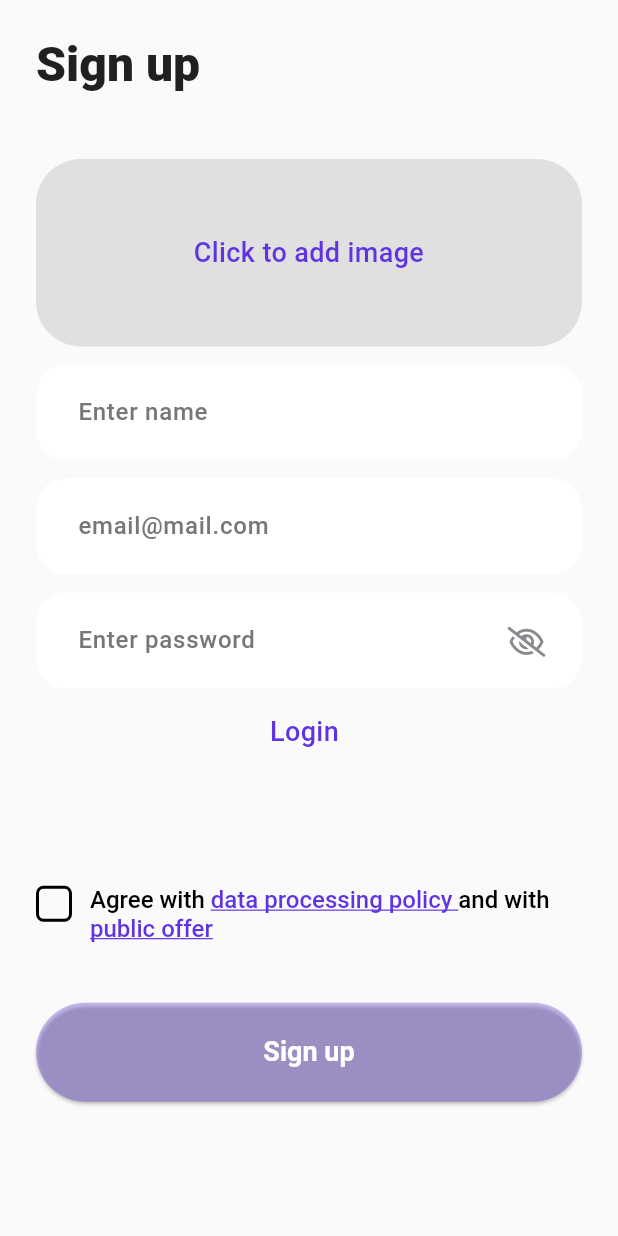
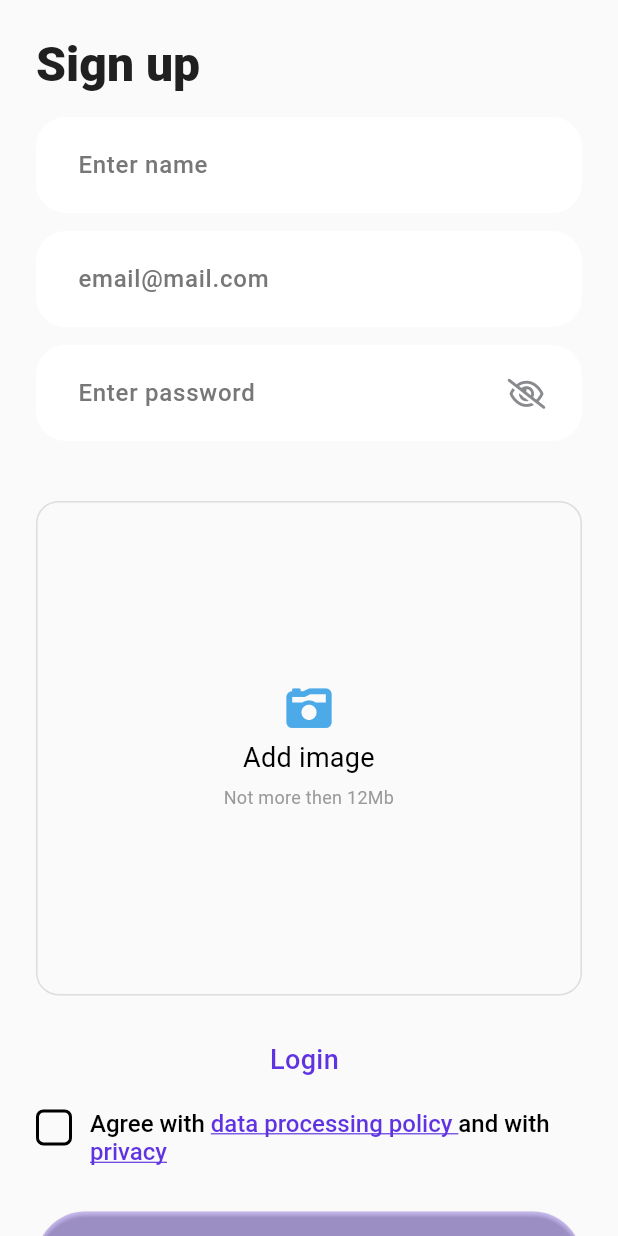
Before and after one commit to tashtemirlan/material_to_do_dart, a Flutter app: the LoginPage screen opened directly, after a tap on "Forget password?", after a tap on the "close" icon, after a tap on "Sign up", on a phone screen of 412 x 824 dp. Run offline on Flutter 3.47's test engine with Material 3 defaults, Android fonts, the phone set to English and light mode, and no system bars; our stand-ins replace cached_network_image, dio, flutter_svg, fluttertoast, font_awesome_flutter, google_fonts and 4 more; missing offline and left inert: insta_image_viewer; accounts and stored records are empty; generated files the repository leaves out were written again.

Commit message:
Created policy and privacy screens, edited view of registration and some improvements.

```diff
--- a/lib/global_folder/colors.dart
+++ b/lib/global_folder/colors.dart
@@ -23,6 +23,7 @@ Color errorTextFormFieldColor = const Color.fromRGBO(239, 80, 80, 1);
 Color weightColor = const Color.fromRGBO(119, 119, 119, 1);
 Color circleCheckColor = const Color.fromRGBO(37, 215, 81, 1);
 Color darkBlack = const Color.fromRGBO(32, 32, 32, 1);
+Color darkBlack1 = const Color.fromRGBO(48, 48, 48, 1);
 Color pureDarkColor = const Color.fromRGBO(0, 0, 0, 1);
 
 Color shimmerColor = Colors.grey.shade400;
--- a/lib/l10n/app_en.arb
+++ b/lib/l10n/app_en.arb
@@ -12,7 +12,7 @@
   "policy_text_1" : "Agree with ",
   "policy_text_2" : "data processing policy ",
   "policy_text_3" : "and with ",
-  "policy_text_4" : "public offer",
+  "policy_text_4" : "privacy",
   "welcome_message_home" : "Hello!",
   "in_progress_text" : "In progress",
   "task_groups_text" : "Task Groups",
@@ -27,8 +27,6 @@
   "no_string" : "No",
   "policy_string" : "Policy",
   "privacy_string" : "Privacy",
-  "policy_generated_string" : "1. General Provisions:\n1.1. This application is developed for educational purposes and is designed to demonstrate task management functionality.\n1.2. The app is not intended for commercial use.\n1.3. Users agree to use the application at their own risk.\n\n2. Functional Capabilities:\n2.1. Creating, editing, and deleting tasks.\n2.2. Grouping tasks by categories.\n2.3. Setting deadlines for tasks.\n2.4. User authentication using JWT tokens.\n\n3. Developers' Responsibility:\n3.1. Developers are not responsible for data loss resulting from testing or technical issues.\n3.2. All user-input data is not protected from leaks as the app is developed solely for educational purposes.\n\n4. Personal Data:\n4.1. As part of the training project, users' personal data may be used only for functionality testing.\n4.2. It is recommended to use test data instead of real information.\n\n5. Support:\n5.1. The application does not provide official support.\n5.2. All suggestions and feedback can be directed to the developers for educational purposes.",
-  "privacy_generated_string" : "1. General Provisions:\n1.1. This application is developed for educational purposes, and its functionality does not guarantee complete data protection.\n1.2. By using the application, you agree to the processing of the data you provide.\n\n2. Data Collection:\n2.1. The app collects minimal data, such as username, email address, and tasks.\n2.2. All data is voluntarily entered by the user.\n2.3. It is recommended to use test data instead of real personal information.\n\n3. Use of Data:\n3.1. Collected data is used solely to demonstrate the functionality of the application.\n3.2. Data is not shared with third parties and is not used for commercial purposes.\n\n4. Data Storage:\n4.1. All information is stored in a local database or on a development server, which may be unstable.\n4.2. Data may be deleted without notice during the development or testing process.\n\n5. Security:\n5.1. The application does not provide data encryption.\n5.2. User data may be subject to leaks, as the application is intended solely for educational purposes.\n\n6. Changes to the Privacy Policy:\n6.1. The privacy policy may be changed at any time without notice, as the application is still under development.",
   "change_user_name_string" : "Change user name",
   "change_user_image_string" : "Change avatar",
   "hint_name_string" : "Please enter name...",
--- a/lib/l10n/app_ru.arb
+++ b/lib/l10n/app_ru.arb
@@ -12,7 +12,7 @@
   "policy_text_1" : "Соглашаюсь с ",
   "policy_text_2" : "политикой обработки данных ",
   "policy_text_3" : "и с ",
-  "policy_text_4" : "публичной офертой",
+  "policy_text_4" : "правилами",
   "welcome_message_home" : "Здравствуйте!",
   "in_progress_text" : "В процессе",
   "task_groups_text" : "Группы задач",
@@ -27,8 +27,6 @@
   "no_string" : "Нет",
   "policy_string" : "Политика",
   "privacy_string" : "Правила",
-  "policy_generated_string" : "1. Общие положения: 1.1. Это приложение разработано в учебных целях и предназначено для демонстрации функционала управления задачами.\n1.2. Приложение не предназначено для коммерческого использования.\n1.3. Пользователь соглашается использовать приложение на свой страх и риск.\n\n2. Функциональные возможности:\n2.1. Создание, редактирование и удаление задач.\n2.2. Группировка задач по категориям.\n2.3. Возможность установки дедлайнов для задач.\n2.4. Авторизация пользователей с использованием JWT токенов.\n\n3. Ответственность разработчиков:\n3.1. Разработчики не несут ответственности за потерю данных в результате тестирования или технических ошибок.\n3.2. Все данные, вводимые пользователем, не защищены от утечек, так как приложение разработано только для учебных целей.\n\n4. Личные данные:\n4.1. В рамках учебного проекта личные данные пользователей могут использоваться только для проверки функционала.\n4.2. Рекомендуется использовать тестовые данные, а не реальную информацию.\n\n5. Поддержка:\n5.1. Приложение не предоставляет официальной поддержки.\n5.2. Все предложения и замечания могут направляться разработчикам в учебных целях.",
-  "privacy_generated_string" : "1. Общие положения:\n1.1. Это приложение разработано в учебных целях, и его функционал не гарантирует полной защиты данных.\n1.2. Используя приложение, вы соглашаетесь с обработкой введённых вами данных.\n\n2. Сбор данных:\n2.1. Приложение собирает минимальные данные, такие как имя пользователя, адрес электронной почты и задачи.\n2.2. Все данные вводятся пользователем добровольно.\n2.3. Рекомендуется использовать тестовые данные, а не реальную личную информацию.\n\n3. Использование данных:\n3.1. Собранные данные используются исключительно для демонстрации функциональности приложения.\n3.2. Данные не передаются третьим лицам и не используются в коммерческих целях.\n\n4. Хранение данных:\n4.1. Вся информация хранится в локальной базе данных или на учебном сервере, который может быть нестабильным.\n4.2. Данные могут быть удалены без уведомления пользователя в процессе разработки или тестирования.\n\n5. Безопасность:\n5.1. Приложение не обеспечивает шифрование данных.\n5.2. Пользовательские данные могут быть подвержены утечкам, поскольку приложение предназначено только для учебных целей.\n\n6. Изменения в политике конфиденциальности:\n6.1. Политика конфиденциальности может быть изменена в любой момент без уведомления, так как приложение находится на этапе разработки.",
   "change_user_name_string" : "Сменить имя",
   "change_user_image_string" : "Сменить аватар",
   "hint_name_string" : "Пожалуйста введите имя...",
--- a/lib/ui_folder/start_folder/login_folder/login_screen_boarding.dart
+++ b/lib/ui_folder/start_folder/login_folder/login_screen_boarding.dart
@@ -169,7 +169,6 @@ class LoginPageState extends State<LoginPage> {
         child: ElevatedButton(
             onPressed: () async{
               if(formLogin.currentState!.validate()){
-                print("login");
                 Navigator.of(context).pushReplacement(CupertinoPageRoute(
                   builder: (BuildContext context) => const BottomNavBar(),
                 ));
--- a/lib/ui_folder/start_folder/sign_up_folder/sign_up_screen_boarding.dart
+++ b/lib/ui_folder/start_folder/sign_up_folder/sign_up_screen_boarding.dart
@@ -1,4 +1,5 @@
 import 'dart:convert';
+import 'dart:io';
 
 import 'package:dio/dio.dart';
 import 'package:flutter/cupertino.dart';
@@ -9,7 +10,10 @@ import 'package:fluttertoast/fluttertoast.dart';
 import 'package:font_awesome_flutter/font_awesome_flutter.dart';
 import 'package:google_fonts/google_fonts.dart';
 import 'package:hive/hive.dart';
+import 'package:image_picker/image_picker.dart';
 import 'package:material_to_do/ui_folder/start_folder/login_folder/login_screen_boarding.dart';
+import 'package:material_to_do/ui_folder/start_folder/sign_up_folder/policy_screen.dart';
+import 'package:material_to_do/ui_folder/start_folder/sign_up_folder/privacy_screen.dart';
 import 'package:modal_bottom_sheet/modal_bottom_sheet.dart';
 
 import 'package:material_to_do/global_folder/colors.dart' as colors;
@@ -47,6 +51,9 @@ class SignUpPageState extends State<SignUpPage> {
   TextEditingController passwordController = TextEditingController();
   //key for form field
   final formSignUp = GlobalKey<FormState>();
+
+  XFile? imageFile;
+  FileImage? userChooseImage;
 
   Widget signUpTextFormFieldName (width){
     return SizedBox(
@@ -243,24 +250,94 @@ class SignUpPageState extends State<SignUpPage> {
     );
   }
 
-  Widget placeImage(width){
-    //TODO : add widget where we will place image for user. If not image added then we will set default
+  Widget uploadImagesContainer(double width, double height) {
     return GestureDetector(
-      onTap: (){},
-      child: Container(
-        width: width,
-        height: 125,
+      onTap: () {
+        _pickImages();
+      },
+      child: imageFile != null
+          ? Stack(
+        children: [
+          ClipRRect(
+            borderRadius: BorderRadius.circular(15),
+            child: Image.file(
+              File(imageFile!.path),
+              width: width * 0.95,
+              height: height * 0.4,
+              fit: BoxFit.cover,
+            ),
+          ),
+
+          Positioned(
+            top: 8,
+            right: 8,
+            child: GestureDetector(
+              onTap: () {
+                setState(() {
+                  imageFile = null;
+                  userChooseImage = null;
+                });
+              },
+              child: CircleAvatar(
+                radius: 24,
+                backgroundColor: Colors.white.withValues(alpha: 0.8),
+                child: const Icon(
+                  Icons.close,
+                  color: Colors.black,
+                  size: 28,
+                ),
+              ),
+            ),
+          ),
+        ],
+      )
+          : Container(
+        width: width * 0.95,
+        height: height * 0.4,
         decoration: BoxDecoration(
-            color: Colors.grey.shade300,
-            borderRadius: BorderRadius.circular(30)
+          color: const Color.fromRGBO(250, 250, 250, 1),
+          borderRadius: BorderRadius.circular(15.0),
+          border: Border.all(
+            color: const Color.fromRGBO(221, 221, 221, 1),
+            width: 1.0,
           ),
-        child: Align(
-          alignment: Alignment.center,
-          child: Text(
-              AppLocalizations.of(context)!.place_image_text, textAlign: TextAlign.center,
-              style: GoogleFonts.roboto(textStyle: TextStyle(
-                  fontSize: 18, color: colors.mainColor, fontWeight: FontWeight.w500
-              ))),
+        ),
+        child: Padding(
+          padding: const EdgeInsets.symmetric(horizontal: 5),
+          child: Column(
+            mainAxisAlignment: MainAxisAlignment.center,
+            children: [
+              const FaIcon(
+                FontAwesomeIcons.cameraRetro,
+                color: Color.fromRGBO(77, 170, 232, 1),
+                size: 30,
+              ),
+              const SizedBox(height: 5),
+              Text(
+                AppLocalizations.of(context)!.add_image_string,
+                textAlign: TextAlign.center,
+                style: GoogleFonts.roboto(textStyle: const TextStyle(
+                  color: Colors.black,
+                  fontSize: 18,
+                  letterSpacing: 0.2,
+                  fontWeight: FontWeight.w400,
+                  decoration: TextDecoration.none,
+                )),
+              ),
+              const SizedBox(height: 5),
+              Text(
+                AppLocalizations.of(context)!.max_capacity_image_string,
+                textAlign: TextAlign.center,
+                style: GoogleFonts.roboto(textStyle:  const TextStyle(
+                  color: Color.fromRGBO(154, 154, 154, 1),
+                  fontSize: 12,
+                  letterSpacing: 0.2,
+                  fontWeight: FontWeight.w400,
+                  decoration: TextDecoration.none,
+                )),
+              )
+            ],
+          ),
         ),
       ),
     );
@@ -272,7 +349,7 @@ class SignUpPageState extends State<SignUpPage> {
         child: ElevatedButton(
             onPressed: () async{
               if(formSignUp.currentState!.validate() && isChecked== true){
-                print("Sign up");
+                signUp(emailController.text, passwordController.text, nameController.text);
               }
               else{
                 if(isChecked == false){
@@ -381,8 +458,31 @@ class SignUpPageState extends State<SignUpPage> {
     }
   }
 
+  Future<void> _pickImages() async {
+    final picker = ImagePicker();
+    final pickedFile = await picker.pickImage(source: ImageSource.gallery);
 
-  Future<void> signUp(String phone , String email , String password, String fullName) async{
+    if (pickedFile != null) {
+      File userSelectedFile = File(pickedFile.path);
+      if (userSelectedFile.lengthSync() <= 12 * 1024 * 1024) {
+        setState(() {
+          imageFile = XFile(pickedFile.path);
+          userChooseImage = FileImage(userSelectedFile);
+        });
+      }
+    } else {
+      Fluttertoast.showToast(
+        msg: AppLocalizations.of(context)!.not_choosen_image,
+        toastLength: Toast.LENGTH_LONG,
+        gravity: ToastGravity.BOTTOM,
+        backgroundColor: Colors.white,
+        textColor: Colors.black,
+        fontSize: 12.0,
+      );
+    }
+  }
+
+  Future<void> signUp(String email , String password, String fullName) async{
 
   }
 
@@ -415,14 +515,11 @@ class SignUpPageState extends State<SignUpPage> {
             color: colors.scaffoldColor,
             child: Form(
                 key: formSignUp,
-                child: SizedBox(
-                    width: width,
-                    height: mainSizedBoxHeightUserNotLogged,
+                child: SingleChildScrollView(
                   child: Column(
                     mainAxisAlignment: MainAxisAlignment.start,
                     crossAxisAlignment: CrossAxisAlignment.center,
                     children: [
-                        //first elem is x to sign out =>
                       SizedBox(
                           width: width,
                           child: Padding(
@@ -441,15 +538,15 @@ class SignUpPageState extends State<SignUpPage> {
                                           color: colors.darkBlack,
                                         )))
                                 ),
-                                  const SizedBox(height: 40),
-                                  placeImage(width),
                                 const SizedBox(height: 12),
                                 signUpTextFormFieldName(width),
                                 const SizedBox(height: 12),
                                 signUpTextFormFieldEmail(width),
                                 const SizedBox(height: 12),
                                 signUpTextFormFieldPassword(width),
-                                  const SizedBox(height: 16),
+                                const SizedBox(height: 40),
+                                uploadImagesContainer(width, mainSizedBoxHeightUserNotLogged),
+                                const SizedBox(height: 30),
                                 GestureDetector(
                                   onTap: (){
                                     Navigator.of(context).pushReplacement(CupertinoPageRoute(
@@ -467,19 +564,8 @@ class SignUpPageState extends State<SignUpPage> {
                                             ))),
                                       )
                                   ),
-                                  )
-                                ],
                                 ),
-                            )
-                        ),
-                        //second elem is additional placeholders
-                        Spacer(),
-                        SizedBox(
-                            width: width,
-                            child: Padding(
-                              padding: const EdgeInsets.symmetric(horizontal: 24),
-                              child: Column(
-                                children: [
+                                const SizedBox(height: 20),
                                 Row(
                                   mainAxisAlignment: MainAxisAlignment.start,
                                   crossAxisAlignment: CrossAxisAlignment.start,
@@ -499,7 +585,9 @@ class SignUpPageState extends State<SignUpPage> {
                                                 text:  AppLocalizations.of(context)!.policy_text_2,
                                                 recognizer: TapGestureRecognizer()
                                                   ..onTap = () {
-                                                      print("Policy1");
+                                                    Navigator.of(context).push(CupertinoPageRoute(
+                                                      builder: (BuildContext context) => const PolicyScreen(),
+                                                    ));
                                                   },
                                                 style: GoogleFonts.roboto(textStyle: TextStyle(fontSize: 16,
                                                     color: colors.mainColor,
@@ -518,7 +606,9 @@ class SignUpPageState extends State<SignUpPage> {
                                                 text:  AppLocalizations.of(context)!.policy_text_4,
                                                 recognizer: TapGestureRecognizer()
                                                   ..onTap = () {
-                                                      print("policy2");
+                                                    Navigator.of(context).push(CupertinoPageRoute(
+                                                      builder: (BuildContext context) => const PrivacyScreen(),
+                                                    ));
                                                   },
                                                 style: GoogleFonts.roboto(textStyle: TextStyle(fontSize: 16,
                                                     color: colors.mainColor,
@@ -531,15 +621,15 @@ class SignUpPageState extends State<SignUpPage> {
                                     ),)
                                   ],
                                 ),
-                                  const SizedBox(height: 40,),
-                                  buttonCreateAccount(width)
+                                const SizedBox(height: 30,),
+                                buttonCreateAccount(width),
+                                const SizedBox(height: 20,),
                               ],
                             ),
                           )
                       ),
-                        Spacer()
                     ],
-                    )
+                  ),
                 )
             ),
           ),
--- a/lib/ui_folder/user/user_change_avatar_bottom_sheet.dart
+++ b/lib/ui_folder/user/user_change_avatar_bottom_sheet.dart
@@ -96,8 +96,8 @@ class UserChangeAvatarBottomSheetState extends State<UserChangeAvatarBottomSheet
         width: width * 0.95,
         height: height * 0.4,
         decoration: BoxDecoration(
-          color: const Color.fromRGBO(245, 245, 245, 1),
-          borderRadius: BorderRadius.circular(8.0),
+          color: const Color.fromRGBO(250, 250, 250, 1),
+          borderRadius: BorderRadius.circular(15.0),
           border: Border.all(
             color: const Color.fromRGBO(221, 221, 221, 1),
             width: 1.0,
```
Also changed, not shown: lib/ui_folder/bottom_navigation_folder/user_screen.dart (+15 -84 lines), lib/ui_folder/start_folder/sign_up_folder/policy_screen.dart (added, +145 -0 lines), lib/ui_folder/start_folder/sign_up_folder/privacy_screen.dart (added, +144 -0 lines). Lines whose indentation alone changed are shown as unchanged.
